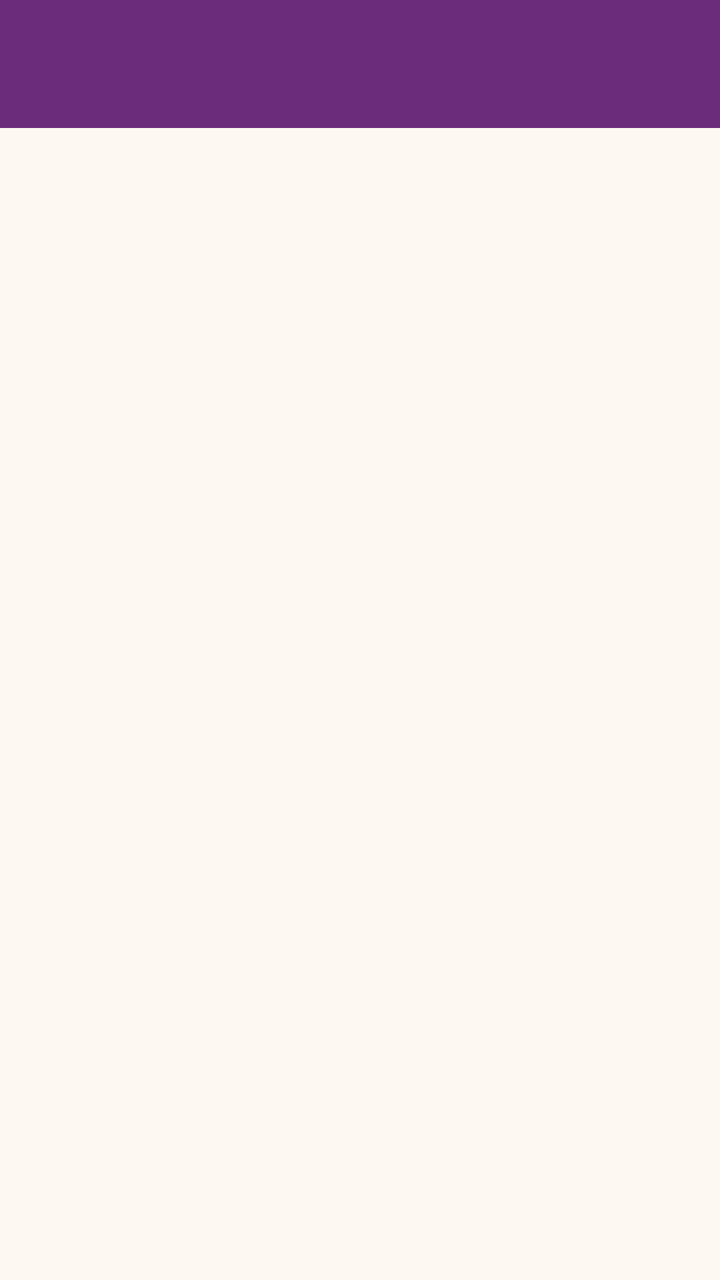
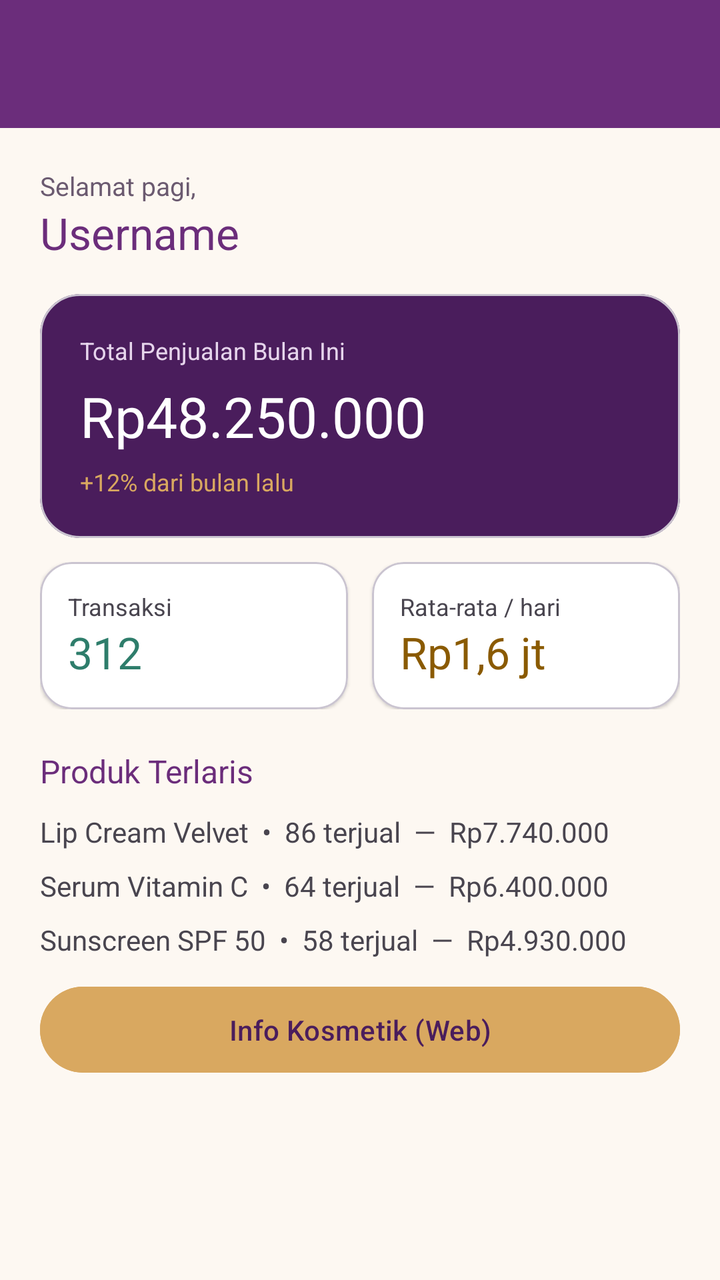

The first picture is an Android layout as it rendered before a commit; the second is the same layout after the commit. The layout source and the unified diff follow.
<!-- AndroidManifest.xml: application theme Theme.BYDSushi -->
<!-- res/layout/fragment_beranda.xml -->
<?xml version="1.0" encoding="utf-8"?>
<androidx.constraintlayout.widget.ConstraintLayout
    xmlns:android="http://schemas.android.com/apk/res/android"
    xmlns:app="http://schemas.android.com/apk/res-auto"
    android:layout_width="match_parent"
    android:layout_height="match_parent"
    android:background="@color/cream_bg">

    <androidx.appcompat.widget.Toolbar
        android:id="@+id/toolbar"
        android:layout_width="0dp"
        android:layout_height="?attr/actionBarSize"
        android:background="@color/purple_primary"
        android:theme="@style/ThemeOverlay.MaterialComponents.Dark.ActionBar"
        app:layout_constraintEnd_toEndOf="parent"
        app:layout_constraintStart_toStartOf="parent"
        app:layout_constraintTop_toTopOf="parent"
        app:titleTextColor="@android:color/white" />

    <androidx.core.widget.NestedScrollView
        android:layout_width="0dp"
        android:layout_height="0dp"
        android:clipToPadding="false"
        app:layout_constraintBottom_toBottomOf="parent"
        app:layout_constraintEnd_toEndOf="parent"
        app:layout_constraintStart_toStartOf="parent"
        app:layout_constraintTop_toBottomOf="@id/toolbar">

        <LinearLayout
            android:layout_width="match_parent"
            android:layout_height="wrap_content"
            android:orientation="vertical"
            android:padding="20dp">

            

        </LinearLayout>
    </androidx.core.widget.NestedScrollView>
</androidx.constraintlayout.widget.ConstraintLayout>
<!-- resources referenced by this layout -->
<resources>
  <color name="cream_bg">#FDF8F2</color>
  <color name="purple_primary">#6B2D7B</color>
  <style name="Theme.BYDSushi" parent="Base.Theme.BYDSushi" />
  <style name="Base.Theme.BYDSushi" parent="Theme.Material3.DayNight.NoActionBar">
  
          
          
      </style>
</resources>

<!-- the commit's change to res/layout/fragment_beranda.xml (unified diff, before → after) -->
@@ -32,7 +32,168 @@
             android:orientation="vertical"
             android:padding="20dp">
 
-            
+            <TextView
+                android:layout_width="wrap_content"
+                android:layout_height="wrap_content"
+                android:text="Selamat pagi,"
+                android:textColor="@color/text_muted"
+                android:textSize="13sp" />
+
+            <TextView
+                android:id="@+id/tvUsername"
+                android:layout_width="wrap_content"
+                android:layout_height="wrap_content"
+                android:text="Username"
+                android:textColor="@color/purple_primary"
+                android:textSize="22sp" />
+
+            <com.google.android.material.card.MaterialCardView
+                android:layout_width="match_parent"
+                android:layout_height="wrap_content"
+                android:layout_marginTop="16dp"
+                app:cardBackgroundColor="@color/purple_dark"
+                app:cardCornerRadius="20dp"
+                app:cardElevation="0dp">
+
+                <LinearLayout
+                    android:layout_width="match_parent"
+                    android:layout_height="wrap_content"
+                    android:orientation="vertical"
+                    android:padding="20dp">
+
+                    <TextView
+                        android:layout_width="wrap_content"
+                        android:layout_height="wrap_content"
+                        android:text="Total Penjualan Bulan Ini"
+                        android:textColor="#E6D5EC"
+                        android:textSize="12sp" />
+
+                    <TextView
+                        android:layout_width="wrap_content"
+                        android:layout_height="wrap_content"
+                        android:layout_marginTop="6dp"
+                        android:text="Rp48.250.000"
+                        android:textColor="@android:color/white"
+                        android:textSize="28sp" />
+
+                    <TextView
+                        android:layout_width="wrap_content"
+                        android:layout_height="wrap_content"
+                        android:layout_marginTop="6dp"
+                        android:text="+12% dari bulan lalu"
+                        android:textColor="@color/gold"
+                        android:textSize="12sp" />
+                </LinearLayout>
+            </com.google.android.material.card.MaterialCardView>
+
+            <LinearLayout
+                android:layout_width="match_parent"
+                android:layout_height="wrap_content"
+                android:layout_marginTop="12dp"
+                android:orientation="horizontal">
+
+                <com.google.android.material.card.MaterialCardView
+                    android:layout_width="0dp"
+                    android:layout_height="wrap_content"
+                    android:layout_marginEnd="6dp"
+                    android:layout_weight="1"
+                    app:cardBackgroundColor="@android:color/white"
+                    app:cardCornerRadius="16dp"
+                    app:cardElevation="1dp">
+
+                    <LinearLayout
+                        android:layout_width="match_parent"
+                        android:layout_height="wrap_content"
+                        android:orientation="vertical"
+                        android:padding="14dp">
+
+                        <TextView
+                            android:layout_width="wrap_content"
+                            android:layout_height="wrap_content"
+                            android:text="Transaksi"
+                            android:textSize="12sp" />
+
+                        <TextView
+                            android:layout_width="wrap_content"
+                            android:layout_height="wrap_content"
+                            android:text="312"
+                            android:textColor="@color/teal_accent"
+                            android:textSize="22sp" />
+                    </LinearLayout>
+                </com.google.android.material.card.MaterialCardView>
+
+                <com.google.android.material.card.MaterialCardView
+                    android:layout_width="0dp"
+                    android:layout_height="wrap_content"
+                    android:layout_marginStart="6dp"
+                    android:layout_weight="1"
+                    app:cardBackgroundColor="@android:color/white"
+                    app:cardCornerRadius="16dp"
+                    app:cardElevation="1dp">
+
+                    <LinearLayout
+                        android:layout_width="match_parent"
+                        android:layout_height="wrap_content"
+                        android:orientation="vertical"
+                        android:padding="14dp">
+
+                        <TextView
+                            android:layout_width="wrap_content"
+                            android:layout_height="wrap_content"
+                            android:text="Rata-rata / hari"
+                            android:textSize="12sp" />
+
+                        <TextView
+                            android:layout_width="wrap_content"
+                            android:layout_height="wrap_content"
+                            android:text="Rp1,6 jt"
+                            android:textColor="#8A5A00"
+                            android:textSize="22sp" />
+                    </LinearLayout>
+                </com.google.android.material.card.MaterialCardView>
+            </LinearLayout>
+
+            <TextView
+                android:layout_width="wrap_content"
+                android:layout_height="wrap_content"
+                android:layout_marginTop="20dp"
+                android:text="Produk Terlaris"
+                android:textColor="@color/purple_primary"
+                android:textSize="16sp" />
+
+            <TextView
+                android:layout_width="match_parent"
+                android:layout_height="wrap_content"
+                android:layout_marginTop="10dp"
+                android:text="Lip Cream Velvet  •  86 terjual  —  Rp7.740.000"
+                android:textSize="14sp" />
+
+            <TextView
+                android:layout_width="match_parent"
+                android:layout_height="wrap_content"
+                android:layout_marginTop="8dp"
+                android:text="Serum Vitamin C  •  64 terjual  —  Rp6.400.000"
+                android:textSize="14sp" />
+
+            <TextView
+                android:layout_width="match_parent"
+                android:layout_height="wrap_content"
+                android:layout_marginTop="8dp"
+                android:text="Sunscreen SPF 50  •  58 terjual  —  Rp4.930.000"
+                android:textSize="14sp" />
+
+
+
+            <Button
+                android:id="@+id/btnInfoWeb"
+                android:layout_width="match_parent"
+                android:layout_height="wrap_content"
+                android:layout_marginTop="10dp"
+                android:backgroundTint="@color/gold"
+                android:paddingVertical="12dp"
+                android:text="Info Kosmetik (Web)"
+                android:textColor="@color/purple_dark" />
+
 
         </LinearLayout>
     </androidx.core.widget.NestedScrollView>
<!-- resource entries referenced after the edit -->
@@ -1,7 +1,11 @@
 <!-- resources referenced by this layout -->
 <resources>
   <color name="cream_bg">#FDF8F2</color>
+  <color name="gold">#D9A860</color>
+  <color name="purple_dark">#4A1D5C</color>
   <color name="purple_primary">#6B2D7B</color>
+  <color name="teal_accent">#2E7D6B</color>
+  <color name="text_muted">#6B5A70</color>
   <style name="Theme.BYDSushi" parent="Base.Theme.BYDSushi" />
   <style name="Base.Theme.BYDSushi" parent="Theme.Material3.DayNight.NoActionBar">
   
